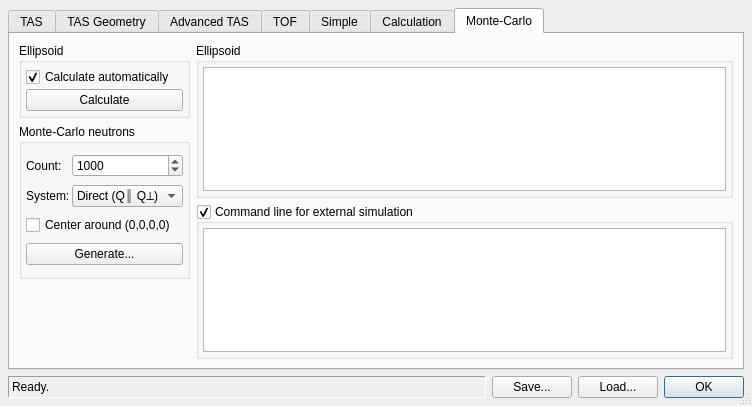
Old version of the form ui/reso.ui in the repository t-weber/takin.
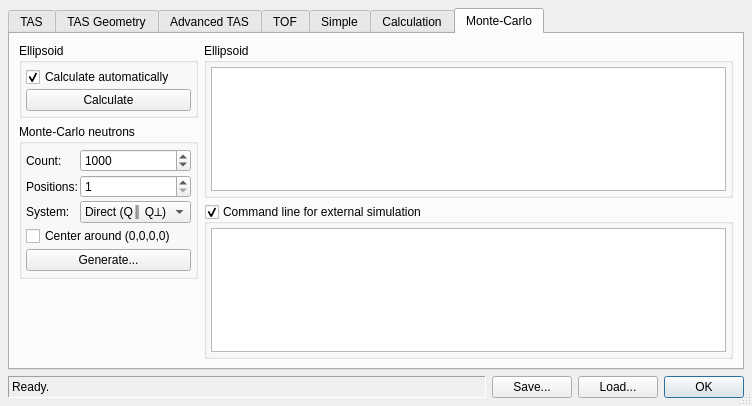
New version of the form. The open tabs and pages were chosen to show the change.

```diff
--- a/ui/reso.ui
+++ b/ui/reso.ui
@@ -2764,21 +2764,21 @@
             </property>
            </widget>
           </item>
-          <item row="4" column="0" colspan="2">
+          <item row="5" column="0" colspan="2">
            <widget class="QPushButton" name="btnMCGenerate">
             <property name="text">
              <string>Generate...</string>
             </property>
            </widget>
           </item>
-          <item row="2" column="0" colspan="2">
+          <item row="3" column="0" colspan="2">
            <widget class="QCheckBox" name="checkMCCenter">
             <property name="text">
              <string>Center around (0,0,0,0)</string>
             </property>
            </widget>
           </item>
-          <item row="1" column="1">
+          <item row="2" column="1">
            <widget class="QComboBox" name="comboMCCoords">
             <property name="sizePolicy">
              <sizepolicy hsizetype="Expanding" vsizetype="Fixed">
@@ -2803,7 +2803,7 @@
             </item>
            </widget>
           </item>
-          <item row="1" column="0">
+          <item row="2" column="0">
            <widget class="QLabel" name="label_3">
             <property name="sizePolicy">
              <sizepolicy hsizetype="Minimum" vsizetype="Preferred">
@@ -2816,6 +2816,29 @@
             </property>
            </widget>
           </item>
+          <item row="1" column="1">
+           <widget class="QSpinBox" name="spinMCSample">
+            <property name="toolTip">
+             <string>Number of sample positions</string>
+            </property>
+            <property name="minimum">
+             <number>1</number>
+            </property>
+            <property name="maximum">
+             <number>1000000</number>
+            </property>
+            <property name="value">
+             <number>1</number>
+            </property>
+           </widget>
+          </item>
+          <item row="1" column="0">
+           <widget class="QLabel" name="label_8">
+            <property name="text">
+             <string>Positions:</string>
+            </property>
+           </widget>
+          </item>
          </layout>
         </widget>
        </item>
```
Left out of the diff: 6 changed lines with no effect on the pictures.
